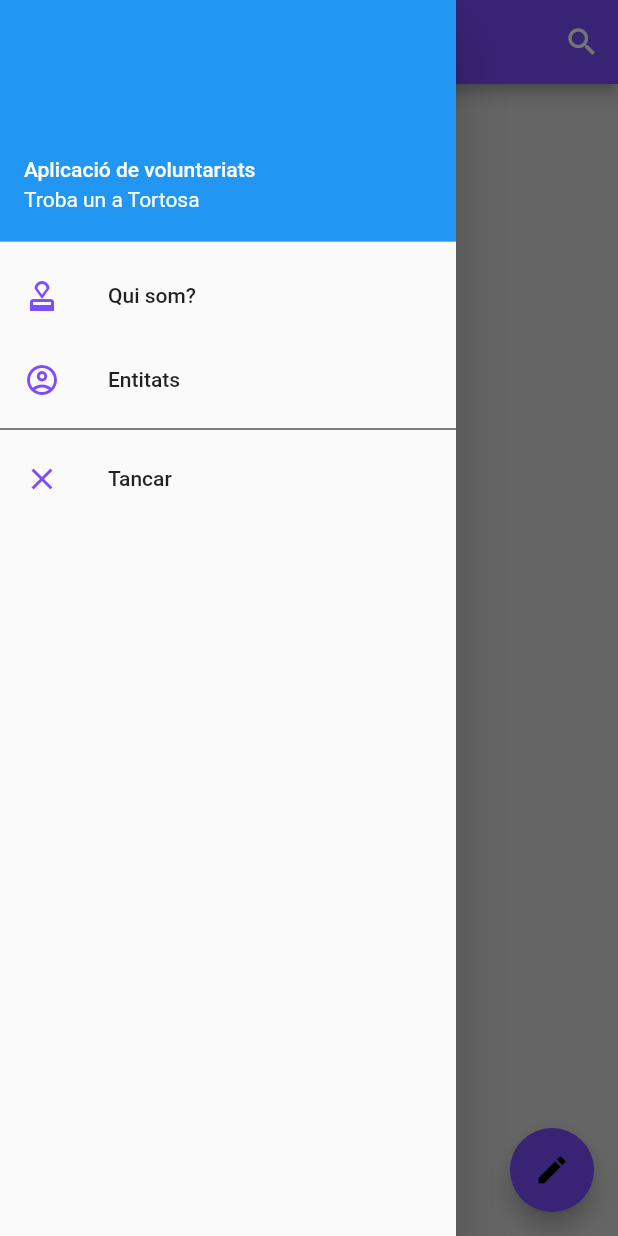
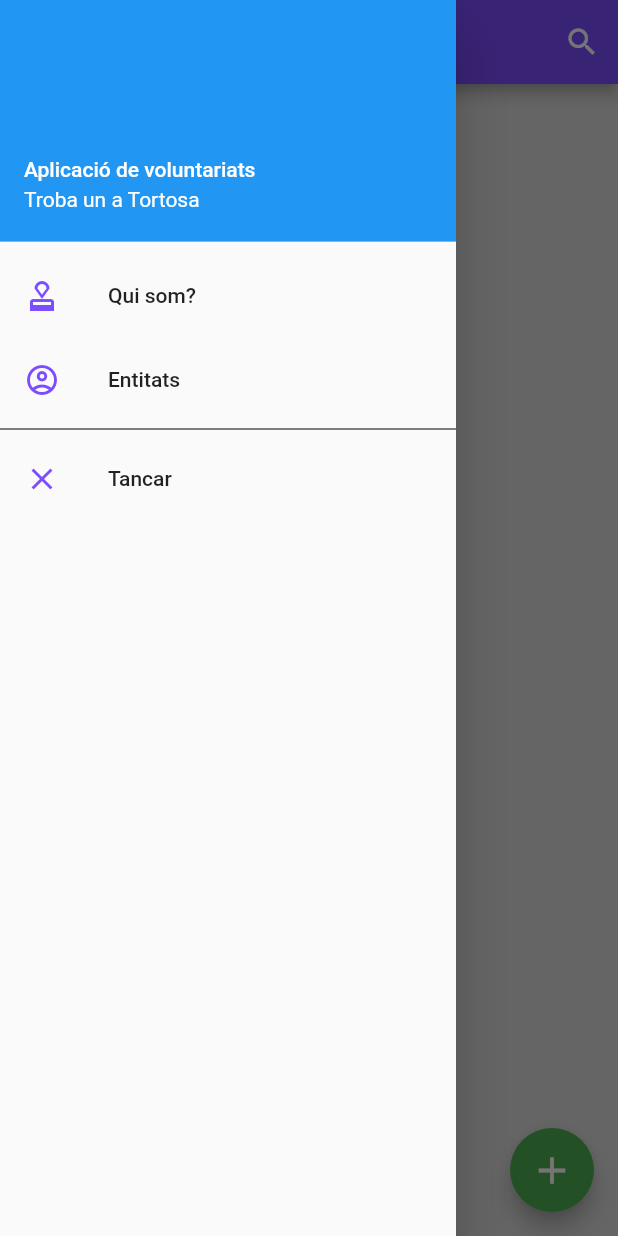
Before and after one commit to ZikBurns/voluntariat, a Flutter app: the AdminHomePage screen opened directly, with the side drawer open, on a phone screen of 412 x 824 dp. Run offline on Flutter 3.47's test engine with Material 2 defaults, Android fonts, the phone set to English and light mode, and no system bars; our stand-ins replace cloud_firestore, firebase_core; accounts and stored records are empty.

Commit message:
Fixed some errors and added a list of entities in the admin part

```diff
--- a/lib/adminscreens/home/admin_home.dart
+++ b/lib/adminscreens/home/admin_home.dart
@@ -1,7 +1,11 @@
 import 'package:flutter/material.dart';
 import 'dart:async';
 import 'package:cloud_firestore/cloud_firestore.dart';
+import 'package:flutter_firestore/adminscreens/entities/entities.dart';
+import 'package:flutter_firestore/data/activity.dart';
 import 'package:flutter_firestore/screens/home/home.dart';
+import 'package:flutter_firestore/services/activity_service.dart';
+import 'package:provider/provider.dart';
 import 'admin_home_list.dart';
 
 
@@ -32,7 +36,9 @@ class _HomePageState extends State<AdminHomePage> {
 
   @override
   Widget build(BuildContext context) {
-    return Scaffold(
+    return StreamProvider<List<Activity>>.value(
+      value: ActivityService().activities,
+      child: Scaffold(
         appBar: AppBar(
             title:Text("Voluntariats"),
             backgroundColor: Theme.of(context).primaryColor,
@@ -58,6 +64,9 @@ class _HomePageState extends State<AdminHomePage> {
               new ListTile(
                 title: new Text("Entitats"),
                 leading: new Icon(Icons.account_circle_outlined, color: Colors.deepPurpleAccent),
+                onTap: (){
+                  Navigator.push(context, MaterialPageRoute(builder: (context) => Entities()));
+                },
               ),
               new Divider(
                 height: 10.0,
@@ -86,10 +95,11 @@ class _HomePageState extends State<AdminHomePage> {
         floatingActionButton: FloatingActionButton(onPressed: (){
           //Navigator.push(context, MaterialPageRoute(builder:(context)=> Afegir()));
         },
-        child: Icon(Icons.edit,color:Colors.black),
-        backgroundColor: Colors.deepPurpleAccent,
-        tooltip: "Afegeix una activitat",
+          child: Icon(Icons.add,color:Colors.white,size: 30),
+          backgroundColor: Colors.green,
+
         ),
+      )
     );
   }
 }
--- a/lib/adminscreens/home/admin_home_list.dart
+++ b/lib/adminscreens/home/admin_home_list.dart
@@ -1,5 +1,6 @@
-import 'package:cloud_firestore/cloud_firestore.dart';
 import 'package:flutter/material.dart';
+import 'package:flutter_firestore/data/activity.dart';
+import 'package:provider/provider.dart';
 import 'admin_home_list_tile.dart';
 
 
@@ -11,36 +12,19 @@ class AdminHomeList extends StatefulWidget {
 class _State extends State<AdminHomeList> {
 
 
-
-
   @override
   Widget build(BuildContext context) {
-    return StreamBuilder<QuerySnapshot>(
-      stream: FirebaseFirestore.instance.collection("Activities").snapshots(),
-      builder: (BuildContext context , AsyncSnapshot<QuerySnapshot> querySnapshot){
-        if(querySnapshot.hasError) return Text("Error");
-        if(querySnapshot.connectionState == ConnectionState.waiting){
-          return CircularProgressIndicator();
-        }
-        else{
-
-          var list=querySnapshot.data.docs;
-
-          return ListView.builder(
-              itemCount: list.length,
-              itemBuilder: (context,index){
-                return Padding(
-                  padding: const EdgeInsets.all(8.0),
-                  child: Card(
-                    child: AdminHomeListTile(snapshot: list[index]),
-                  ),
-                );
-              }
+    final list_activities = Provider.of<List<Activity>>(context) ?? [];
+    return ListView.builder(
+        itemCount: list_activities.length,
+        itemBuilder: (context, index) {
+          return Padding(
+            padding: const EdgeInsets.all(8.0),
+            child: Card(
+              child: AdminHomeListTile(activity: list_activities[index]),
+            ),
           );
         }
-
-      },
-
     );
   }
 }
--- /dev/null
+++ b/lib/data/entity.dart
@@ -0,0 +1,6 @@
+class Entity{
+  String name;
+  String id;
+
+  Entity(this.id,this.name);
+}
--- a/lib/services/activity_service.dart
+++ b/lib/services/activity_service.dart
@@ -28,7 +28,4 @@ class ActivityService{
     return ref.snapshots()
         .map(_ActivitiesFromSnapshot);
   }
-
-
-
 }
```
Also changed, not shown: lib/adminscreens/details/admin_details.dart (+29 -24 lines), lib/adminscreens/entities/entities.dart (added, +39 -0 lines), lib/adminscreens/entities/entities_list.dart (added, +29 -0 lines), lib/adminscreens/entities/entities_list_tile.dart (added, +48 -0 lines), lib/adminscreens/home/admin_home_list_tile.dart (+8 -11 lines), lib/screens/details_view.dart (+5 -8 lines), lib/screens/home/home.dart (+0 -19 lines), lib/screens/home/home_list_tile.dart (+3 -4 lines), lib/services/entity_service.dart (+35 -0 lines). Lines whose indentation alone changed are shown as unchanged.
